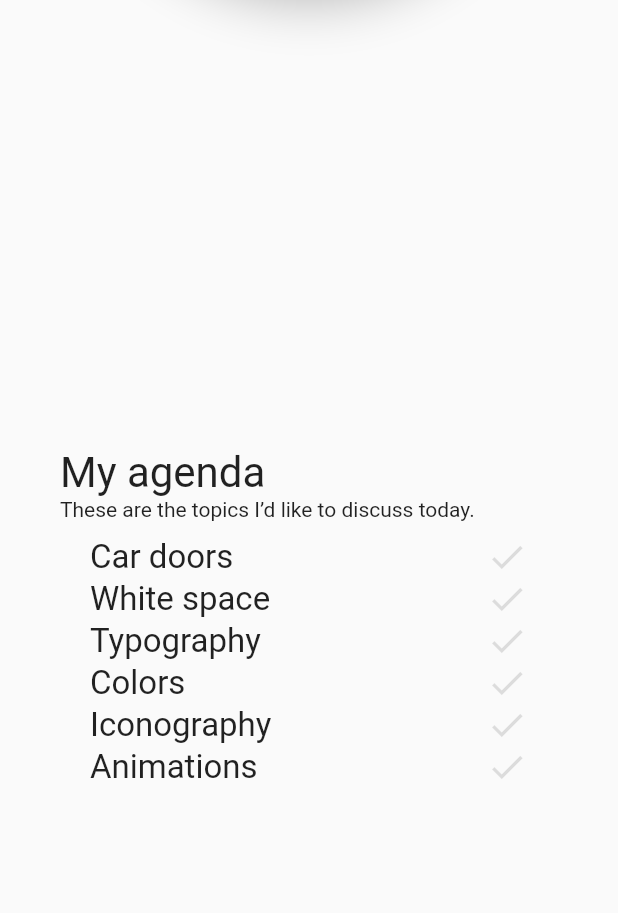
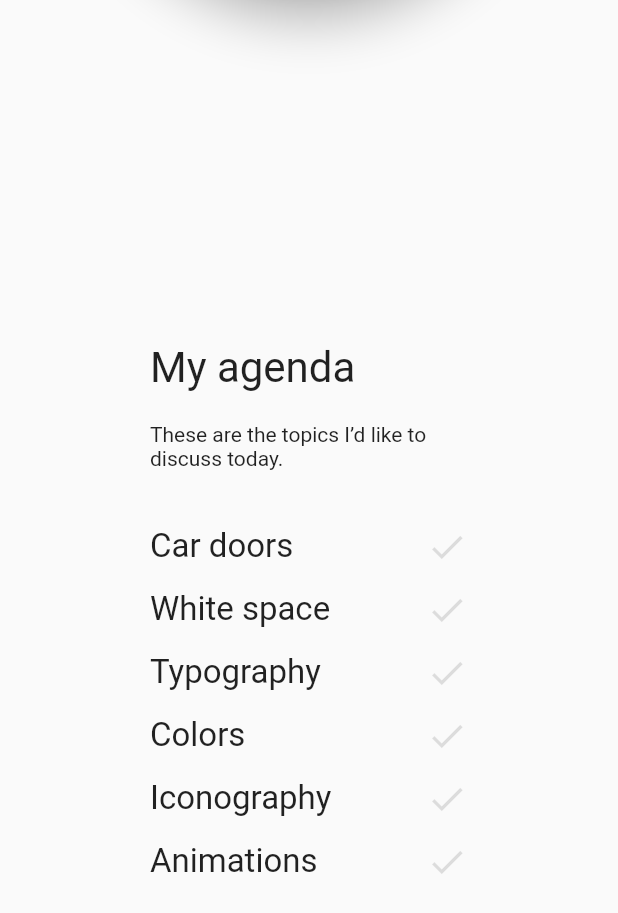
Before and after one commit to filiph/little_things, a Flutter app: the screen it shows after launch, on a phone screen of 412 x 824 dp. Shown: the top 913 px of the screen. Run offline on Flutter 3.47's test engine with Material 2 defaults, Android fonts, the phone set to English and light mode, and no system bars; our stand-ins replace yaml.

Commit message:
Tweak whitespace

```diff
--- a/lib/src/congrats.dart
+++ b/lib/src/congrats.dart
@@ -52,7 +52,7 @@ class _CardContentsState extends State<_CardContents> {
     return Column(
       children: [
         Text('🎉', style: TextStyle(fontSize: 50)),
-        SizedBox(height: 10),
+        SizedBox(height: 20),
         Text(
           'Congratulations!',
           style: Theme.of(context)
@@ -61,7 +61,7 @@ class _CardContentsState extends State<_CardContents> {
               .copyWith(fontWeight: FontWeight.bold),
         ),
         Padding(
-          padding: const EdgeInsets.only(top: 20, bottom: 15),
+          padding: const EdgeInsets.only(top: 20, bottom: 30),
           child: Text(
             'You have successfully completed watching this talk. '
             'You get 50 completely meaningless virtual points!',
--- a/lib/src/detail.dart
+++ b/lib/src/detail.dart
@@ -21,7 +21,7 @@ class ItemDetail extends StatelessWidget {
         iconTheme: IconThemeData(color: Colors.blue),
       ),
       body: ListView(
-        padding: EdgeInsets.only(bottom: 40),
+        padding: EdgeInsets.only(bottom: 60),
         children: [
           for (var paragraph in item.description
               .split('\n')
@@ -49,7 +49,7 @@ class _Paragraph extends StatelessWidget {
     }
 
     return AnimatedPadding(
-      padding: EdgeInsets.only(left: 20, top: 10, right: 20),
+      padding: EdgeInsets.only(left: 72, top: 20, right: 20),
       duration: const Duration(milliseconds: 300),
       child: child,
     );
--- a/lib/src/item.dart
+++ b/lib/src/item.dart
@@ -14,9 +14,9 @@ class AgendaListItem extends StatelessWidget {
     final isDone =
         context.select<DoneNotifier, bool>((value) => value.isDone(item));
 
-    const double left = 20;
-    const double right = 20;
-    const double vertical = 0;
+    const double left = 0;
+    const double right = 0;
+    const double vertical = 7;
     const paddingDuration = Duration(milliseconds: 300);
 
     return Row(
--- a/lib/src/list.dart
+++ b/lib/src/list.dart
@@ -15,14 +15,17 @@ class MyAgendaList extends StatelessWidget {
         Scaffold(
           body: SafeArea(
             child: Padding(
-              padding: const EdgeInsets.symmetric(horizontal: 40),
+              padding: const EdgeInsets.symmetric(horizontal: 100),
               child: Column(
                 mainAxisAlignment: MainAxisAlignment.center,
                 crossAxisAlignment: CrossAxisAlignment.start,
                 children: [
                   Text('My agenda', style: TextStyle(fontSize: 28)),
-                  Text('These are the topics I’d like to discuss today.'),
-                  SizedBox(height: 10),
+                  Padding(
+                    padding: const EdgeInsets.only(top: 20),
+                    child: Text('These are the topics I’d like to discuss today.'),
+                  ),
+                  SizedBox(height: 30),
                   for (final item in agenda.items) AgendaListItem(item),
                 ],
               ),
```
